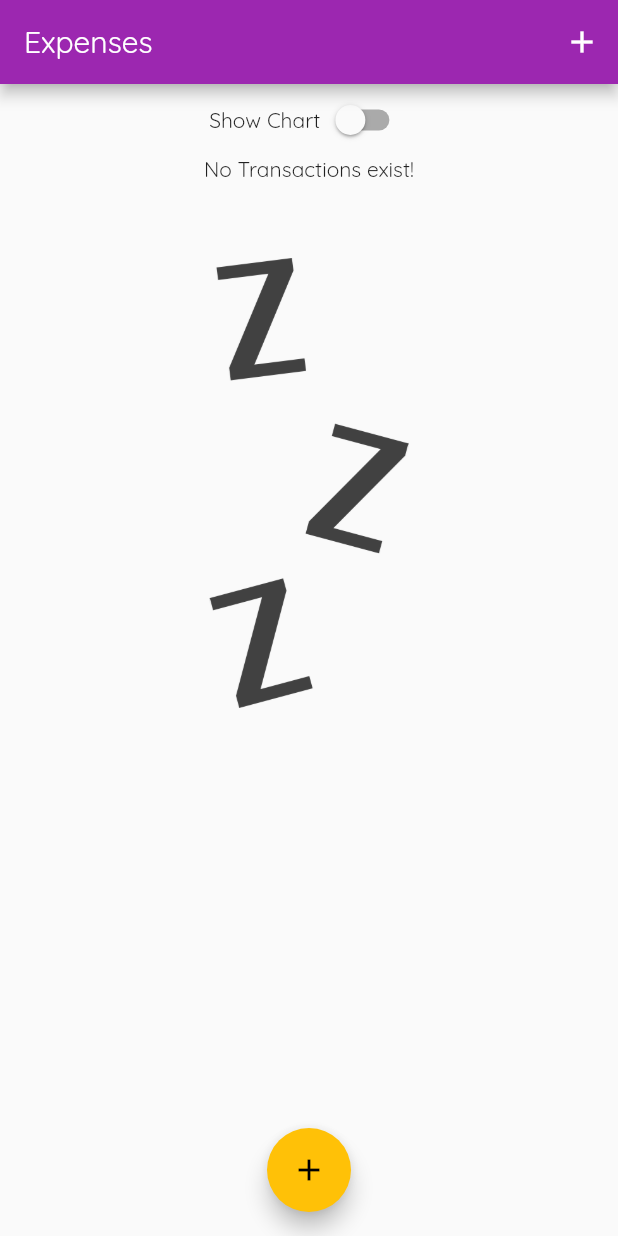
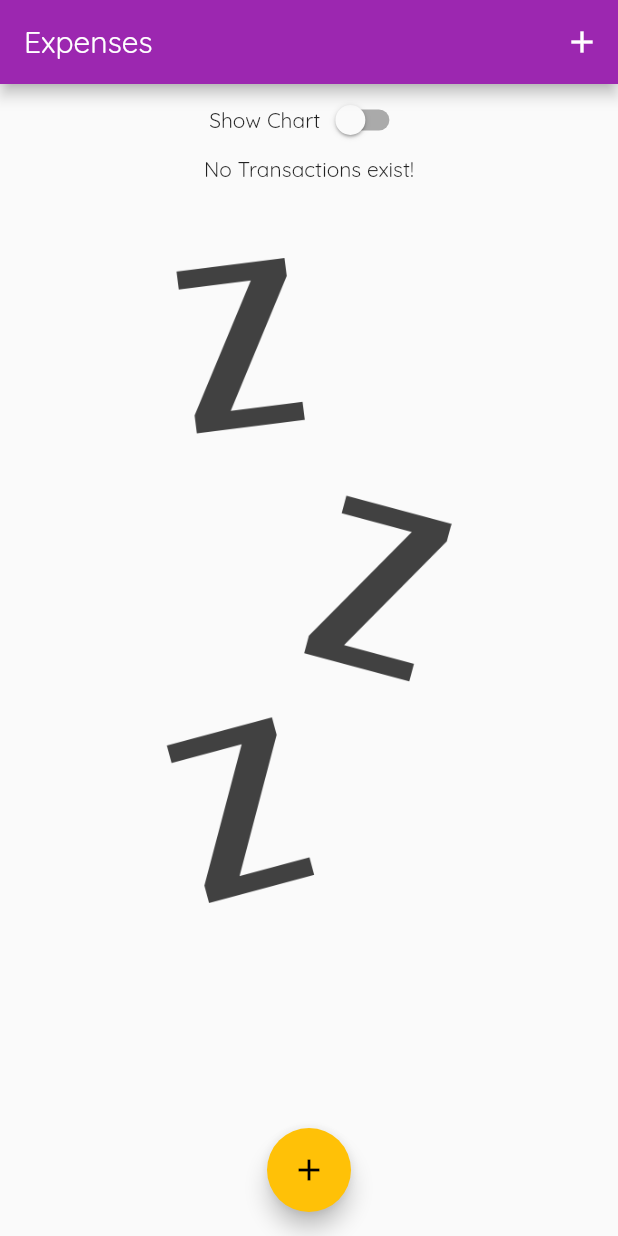
Before and after one commit to cSharpieDart/flutter_transaction_app, a Flutter app: the screen it shows after launch, on a phone screen of 412 x 824 dp. Run offline on Flutter 3.47's test engine with Material 2 defaults, Android fonts, the phone set to English and light mode, and no system bars.

Commit message:
added media query for image

```diff
--- a/lib/widgets/transaction_list.dart
+++ b/lib/widgets/transaction_list.dart
@@ -12,7 +12,9 @@ class TransactionList extends StatelessWidget {
   @override
   Widget build(BuildContext context) {
     return transactions.isEmpty
-        ? Column(
+        ? LayoutBuilder(
+            builder: (context, constraints) {
+              return Column(
                 children: <Widget>[
                   Text(
                     'No Transactions exist!',
@@ -21,13 +23,15 @@ class TransactionList extends StatelessWidget {
                     height: 50,
                   ),
                   Container(
-                height: 300,
+                    height: constraints.maxHeight * 0.8,
                     child: Image.asset(
                       'assets/images/waiting.png',
                       fit: BoxFit.cover,
                     ),
                   ),
                 ],
+              );
+            },
           )
         : ListView.builder(
             itemBuilder: (context, index) {
```
Lines whose indentation alone changed are shown as unchanged.
